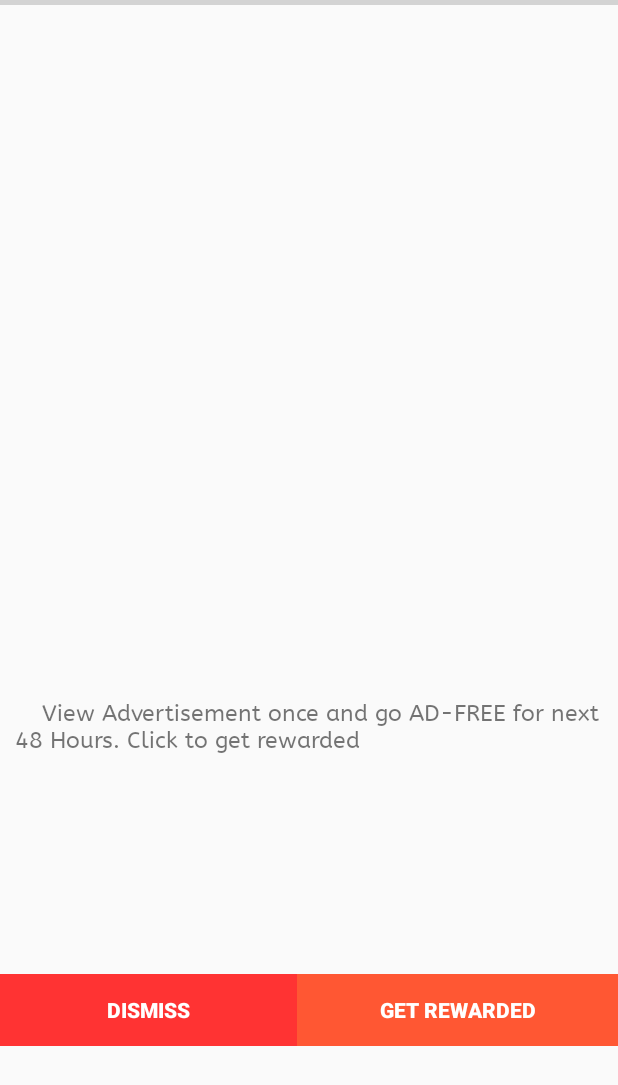
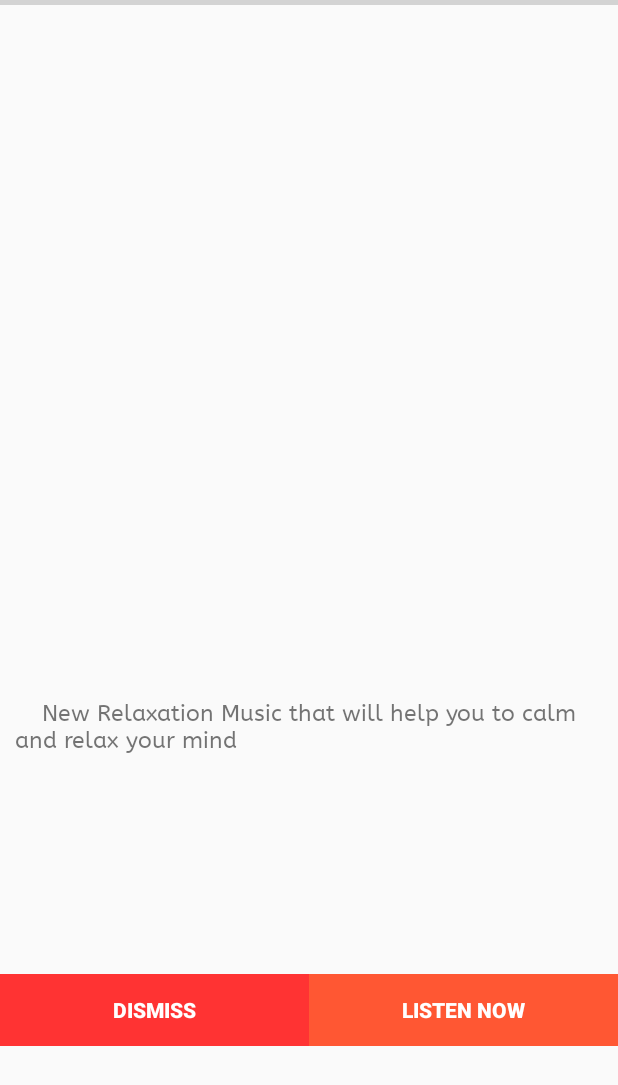
Before and after one commit to Amit145/LawOfAttractionPro_v4.5, an Android app: the layout whatsnew.xml on its own in the app's theme, with its tools: preview values and no code run, on a phone screen of 412 x 824 dp. Shown: the top 1085 px of the screen. Run offline under Robolectric (Android 15) with nearby library versions, the phone set to English and light mode, and no system bars; network calls fail; Roboto replaces fonts that are not available here.

```diff
--- a/LawOfAttractionPro/app/src/main/java/com/apps/amit/lawofattractionpro/MainActivity.java
+++ b/LawOfAttractionPro/app/src/main/java/com/apps/amit/lawofattractionpro/MainActivity.java
@@ -231,7 +231,7 @@ public class MainActivity extends AppCompatActivity {
 
                 } catch (IOException e) {
 
-                    Toast.makeText(getApplicationContext(), getString(R.string.myStory_warn), Toast.LENGTH_LONG).show();
+                   // Toast.makeText(getApplicationContext(), getString(R.string.myStory_warn), Toast.LENGTH_LONG).show();
 
                 }
                 return "Data Submit Successfully";
@@ -271,7 +271,7 @@ public class MainActivity extends AppCompatActivity {
 
                 } catch (IOException e) {
 
-                    Toast.makeText(getApplicationContext(), getString(R.string.myStory_warn), Toast.LENGTH_LONG).show();
+                    //Toast.makeText(getApplicationContext(), getString(R.string.myStory_warn), Toast.LENGTH_LONG).show();
 
                 }
                 return "Data Submit Successfully";
--- a/LawOfAttractionPro/app/src/main/java/com/apps/amit/lawofattractionpro/experiences.java
+++ b/LawOfAttractionPro/app/src/main/java/com/apps/amit/lawofattractionpro/experiences.java
@@ -480,7 +480,7 @@ public class experiences extends AppCompatActivity {
 
                 } catch (Exception e) {
 
-                    Toast.makeText(getApplicationContext(), getString(R.string.nameError4), Toast.LENGTH_LONG).show();
+                   // Toast.makeText(getApplicationContext(), getString(R.string.nameError4), Toast.LENGTH_LONG).show();
 
                 }
                 return "Data Submit Successfully";
--- a/LawOfAttractionPro/app/src/main/res/layout-large/whatsnew.xml
+++ b/LawOfAttractionPro/app/src/main/res/layout-large/whatsnew.xml
@@ -45,7 +45,7 @@
             android:layout_marginRight="10dp"
             android:layout_marginStart="10dp"
             android:layout_marginEnd="10dp"
-            android:text="\t View Advertisement once and reward yourself with AD-FREE. Click to know more "
+            android:text="\t New Relaxation Music that will help you to calm and relax your mind"
             android:textSize="15sp"
             android:textStyle="normal"
             android:fontFamily="@font/abeezee"/>
@@ -74,7 +74,7 @@
         <Button
             android:id="@+id/btnsubmit"
             android:layout_weight=".5"
-            android:text="GET REWARDED"
+            android:text="LISTEN NOW"
             android:background=" #ff5733"
             android:textColor="#ffffff"
             android:textStyle="bold"
--- a/LawOfAttractionPro/app/src/main/res/layout-xlarge/whatsnew.xml
+++ b/LawOfAttractionPro/app/src/main/res/layout-xlarge/whatsnew.xml
@@ -15,7 +15,7 @@
 
         android:layout_weight="2"
         android:layout_width="match_parent"
-        android:layout_height="200dp"
+        android:layout_height="300dp"
         android:orientation="vertical">
 
         <ImageView
@@ -45,8 +45,8 @@
             android:layout_marginRight="10dp"
             android:layout_marginStart="10dp"
             android:layout_marginEnd="10dp"
-            android:text="\t View Advertisement once and reward yourself with AD-FREE. Click to know more "
-            android:textSize="15sp"
+            android:text="\t New Relaxation Music that will help you to calm and relax your mind"
+            android:textSize="35sp"
             android:textStyle="normal"
             android:fontFamily="@font/abeezee"/>
 
@@ -69,15 +69,18 @@
             android:textStyle="bold"
             android:background="#ff3333"
             android:textColor="#ffffff"
+            android:textSize="25sp"
+
             android:layout_width="wrap_content"
             android:layout_height="wrap_content" />
         <Button
             android:id="@+id/btnsubmit"
             android:layout_weight=".5"
-            android:text="GET REWARDED"
+            android:text="LISTEN NOW"
             android:background=" #ff5733"
             android:textColor="#ffffff"
             android:textStyle="bold"
+            android:textSize="25sp"
             android:layout_width="wrap_content"
             android:layout_height="wrap_content" />
     </LinearLayout>
--- a/LawOfAttractionPro/app/src/main/res/layout/whatsnew.xml
+++ b/LawOfAttractionPro/app/src/main/res/layout/whatsnew.xml
@@ -45,7 +45,7 @@
             android:layout_marginRight="10dp"
             android:layout_marginStart="10dp"
             android:layout_marginEnd="10dp"
-            android:text="\t View Advertisement once and go AD-FREE for next 48 Hours. Click to get rewarded "
+            android:text="\t New Relaxation Music that will help you to calm and relax your mind"
             android:textSize="15sp"
             android:textStyle="normal"
             android:fontFamily="@font/abeezee"/>
@@ -74,7 +74,7 @@
         <Button
             android:id="@+id/btnsubmit"
             android:layout_weight=".5"
-            android:text="GET REWARDED"
+            android:text="LISTEN NOW"
             android:background=" #ff5733"
             android:textColor="#ffffff"
             android:textStyle="bold"
```
Also changed, not shown: LawOfAttractionPro/app/src/main/java/com/apps/amit/lawofattractionpro/Quotes.java (+6 -12 lines), LawOfAttractionPro/app/src/main/java/com/apps/amit/lawofattractionpro/Story.java (+4 -4 lines), LawOfAttractionPro/app/src/main/java/com/apps/amit/lawofattractionpro/SubTask.java (+6 -6 lines), LawOfAttractionPro/app/src/main/java/com/apps/amit/lawofattractionpro/comments.java (+19 -17 lines), LawOfAttractionPro/app/src/main/java/com/apps/amit/lawofattractionpro/feedback.java (+12 -12 lines).
